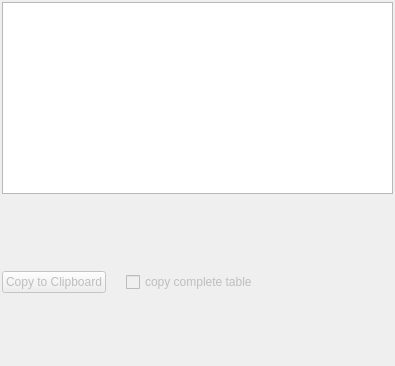
MITK/MITK, file Modules/ImageStatisticsUI/Qmitk/QmitkImageStatisticsWidget.ui: the form before one commit.
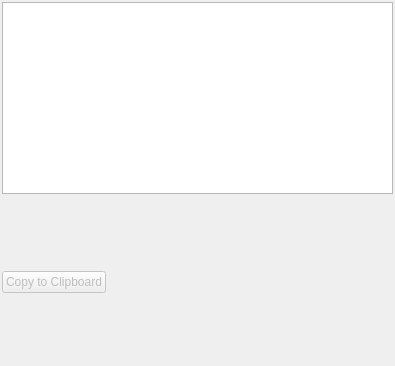
The form after the commit.

Commit message: removed checkbox as table is always copied completely

Diff of the .ui file:
```diff
--- a/Modules/ImageStatisticsUI/Qmitk/QmitkImageStatisticsWidget.ui
+++ b/Modules/ImageStatisticsUI/Qmitk/QmitkImageStatisticsWidget.ui
@@ -59,7 +59,7 @@
    </item>
    <item>
     <widget class="QWidget" name="widgetClipboard" native="true">
-     <layout class="QHBoxLayout" name="horizontalLayout" stretch="0,0,0,0">
+     <layout class="QHBoxLayout" name="horizontalLayout" stretch="0,0">
       <property name="spacing">
        <number>0</number>
       </property>
@@ -91,32 +91,6 @@
         </property>
        </widget>
       </item>
-      <item>
-       <spacer name="horizontalSpacer_3">
-        <property name="orientation">
-         <enum>Qt::Horizontal</enum>
-        </property>
-        <property name="sizeType">
-         <enum>QSizePolicy::Fixed</enum>
-        </property>
-        <property name="sizeHint" stdset="0">
-         <size>
-          <width>20</width>
-          <height>20</height>
-         </size>
-        </property>
-       </spacer>
-      </item>
-      <item>
-       <widget class="QCheckBox" name="checkBox4dCompleteTable">
-        <property name="enabled">
-         <bool>false</bool>
-        </property>
-        <property name="text">
-         <string>copy complete table</string>
-        </property>
-       </widget>
-      </item>
       <item>
        <spacer name="horizontalSpacer_2">
         <property name="orientation">
```
The commit also changes 1 other file.
